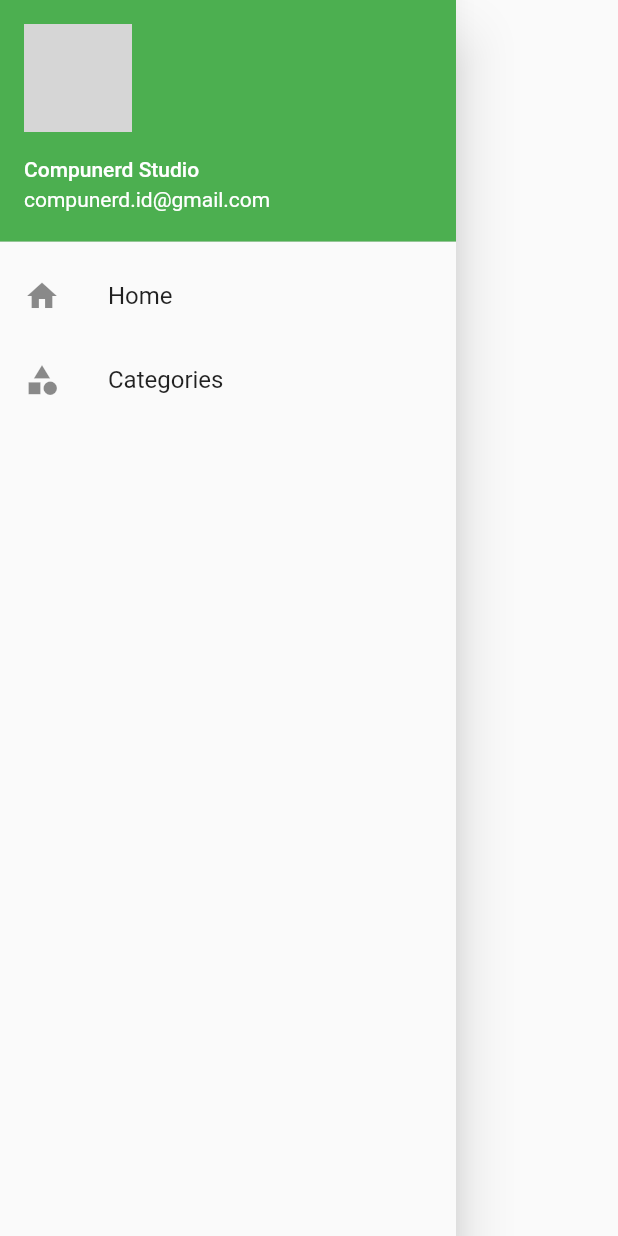
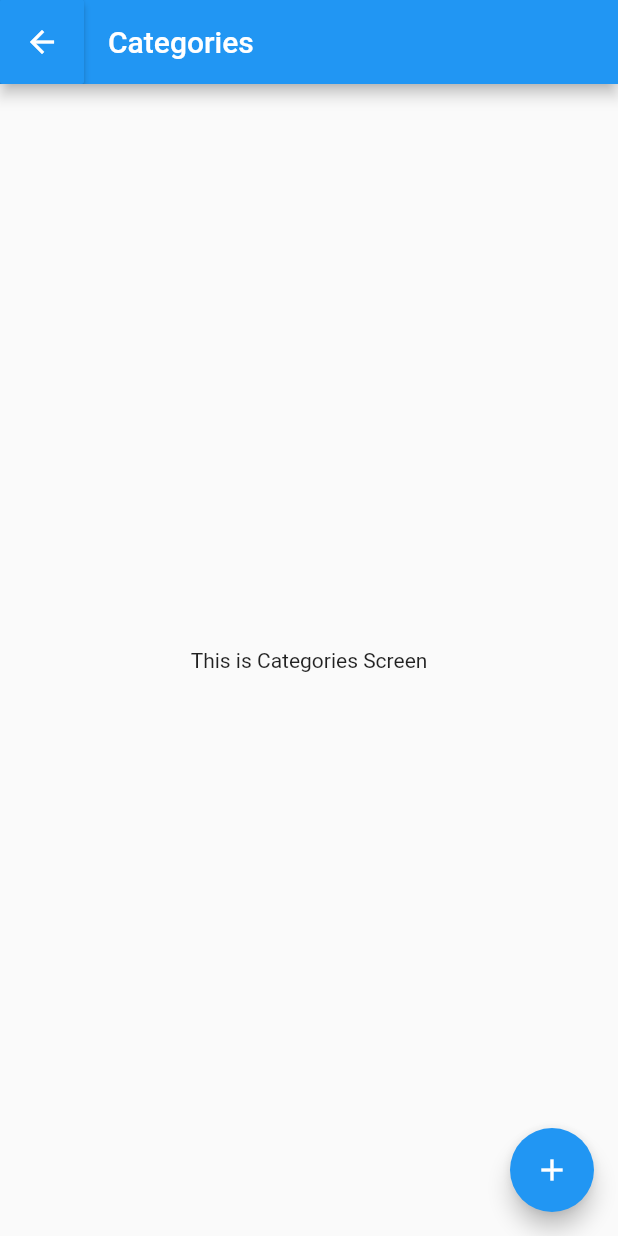
Before and after one commit to nenzan/flutter_sqlite, a Flutter app: the NavigationDrawer widget shown alone on an empty page, opened directly, after a tap on "Categories", on a phone screen of 412 x 824 dp. Run offline on Flutter 3.47's test engine with Material 2 defaults, Android fonts, the phone set to English and light mode, and no system bars; network calls fail; grey boxes are pictures that could not be loaded.

Commit message:
Add categories screen

```diff
--- a/lib/helpers/navigation_drawer.dart
+++ b/lib/helpers/navigation_drawer.dart
@@ -1,4 +1,5 @@
 import 'package:flutter/material.dart';
+import 'package:flutter_sqlite/views/categories_screen.dart';
 import 'package:flutter_sqlite/views/home_screen.dart';
 
 class NavigationDrawer extends StatefulWidget {
@@ -30,7 +31,7 @@ class _NavigationDrawerState extends State<NavigationDrawer> {
             ListTile(
               title: Text('Categories'),
               leading: Icon(Icons.category),
-              onTap: (){},
+              onTap: ()=>Navigator.of(context).push(MaterialPageRoute(builder: (context)=>CategoriesScreen())),
             ),
           ],
         ),
--- /dev/null
+++ b/lib/views/categories_screen.dart
@@ -0,0 +1,34 @@
+import 'package:flutter/material.dart';
+import 'package:flutter_sqlite/views/home_screen.dart';
+
+class CategoriesScreen extends StatefulWidget {
+  @override
+  _CategoriesScreenState createState() => _CategoriesScreenState();
+}
+
+class _CategoriesScreenState extends State<CategoriesScreen> {
+  @override
+  Widget build(BuildContext context) {
+    return Scaffold(
+      appBar: AppBar(
+        leading: RaisedButton(
+          onPressed: () => Navigator.of(context)
+              .push(MaterialPageRoute(builder: (context) => HomeScreen())),
+          child: Icon(
+            Icons.arrow_back,
+            color: Colors.white,
+          ),
+          color: Colors.blue,
+        ),
+        title: Text('Categories'),
+      ),
+      body: Center(
+        child: Text('This is Categories Screen'),
+      ),
+      floatingActionButton: FloatingActionButton(
+        onPressed: () {},
+        child: Icon(Icons.add),
+      ),
+    );
+  }
+}
```
